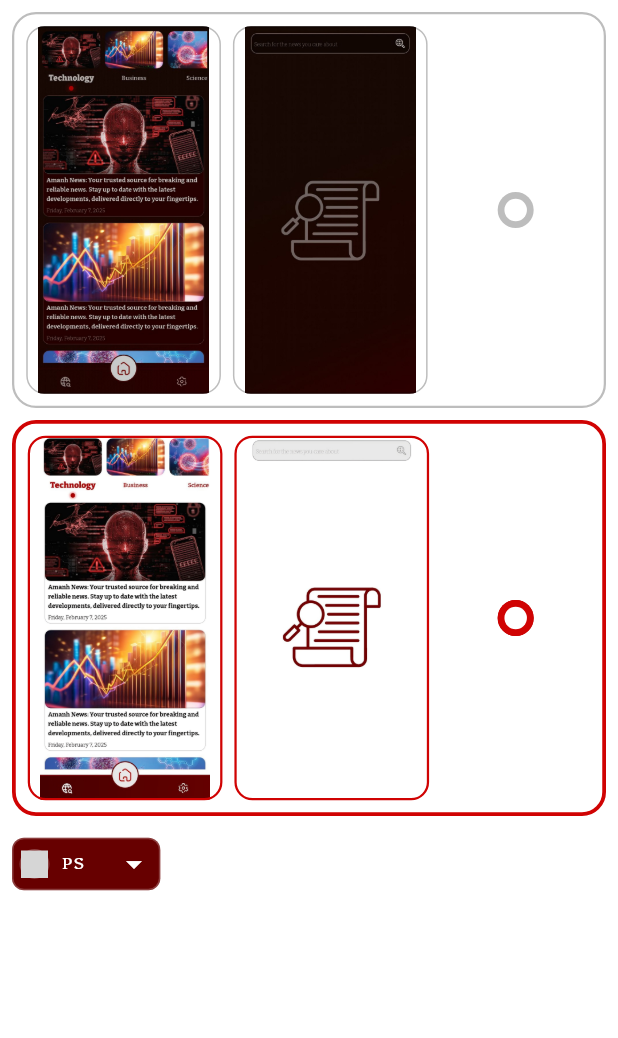
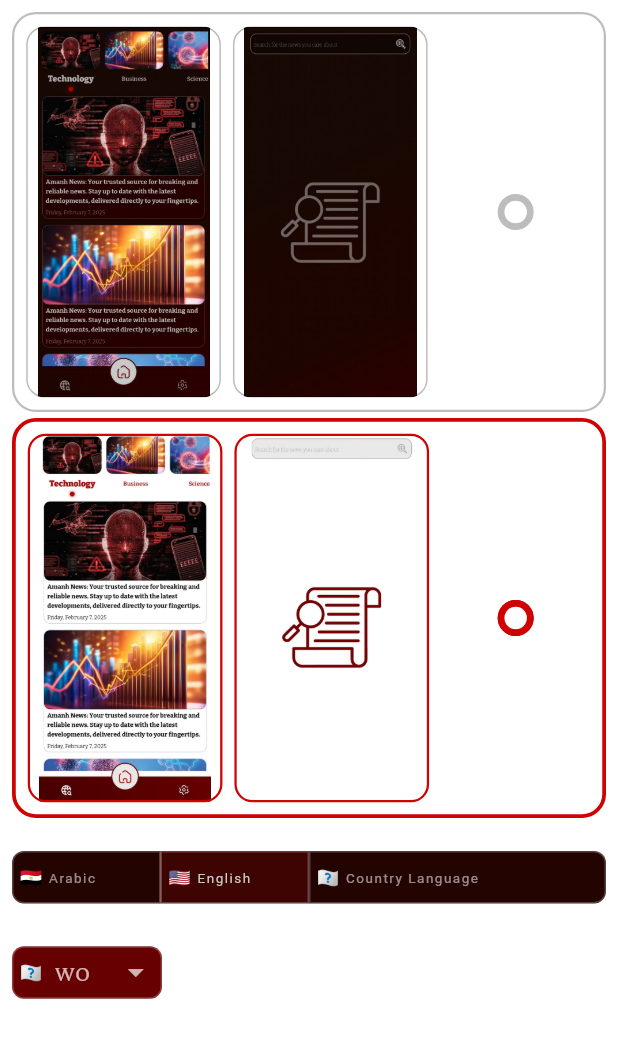
Before and after one commit to MAHDY-714/amanh_news_app, a Flutter app: the SettingsView screen opened by its route, on a phone screen of 412 x 824 dp. Shown: the top 1038 px of the screen. Run offline on Flutter 3.47's test engine with Material 3 defaults, Android fonts, the phone set to English and light mode, and no system bars; drawn by our look-alikes of avatar_glow; our stand-ins replace bloc, cached_network_image, conditional_builder_null_safety, dartz, dio, equatable and 4 more; missing offline and left inert: icon_broken; accounts and stored records are empty; network calls fail; Roboto replaces fonts that are missing (Platypi900); project files that could hold a hidden picture were left out; grey boxes are pictures that could not be loaded.

Commit message:
build (flag menu ui is done & language button) in settings screen

```diff
--- a/lib/Features/screens/presentation/views/settings/settings_body_view.dart
+++ b/lib/Features/screens/presentation/views/settings/settings_body_view.dart
@@ -1,8 +1,10 @@
 import 'package:amanh_news_app/Features/screens/presentation/manager/settings%20cubit/settings_cubit.dart';
+import 'package:amanh_news_app/Features/screens/presentation/views/settings/widget/item_chose_theme_view.dart';
+import 'package:amanh_news_app/Features/screens/presentation/views/settings/widget/news_language/news_language_row.dart';
 import 'package:amanh_news_app/Features/screens/presentation/views/settings/widget/pop_menu/pop_menu_button.dart';
-import 'package:amanh_news_app/Features/screens/presentation/views/settings/widget/item_chose_theme_view.dart';
+import 'package:amanh_news_app/core/styles/app_colors.dart';
+import 'package:amanh_news_app/core/styles/assets/assets_font_family.dart';
 import 'package:amanh_news_app/core/styles/assets/assets_images.dart';
-import 'package:amanh_news_app/core/styles/media_quire_and_spaces.dart';
 import 'package:amanh_news_app/core/utils/constance.dart';
 import 'package:amanh_news_app/core/widget/body_color.dart';
 import 'package:flutter/material.dart';
@@ -13,6 +15,7 @@ class SettingsBodyView extends StatelessWidget {
 
   @override
   Widget build(BuildContext context) {
+    const sizedBox = SizedBox(height: 4.0);
     var cubi = BlocProvider.of<SettingsCubit>(context);
     return BlocBuilder<SettingsCubit, SettingsState>(
       builder: (context, state) {
@@ -32,7 +35,7 @@ class SettingsBodyView extends StatelessWidget {
                       onTap: () => cubi.changeThemeApp(isMode: true),
                     ),
                   ),
-                  const SizedBox(height: 8.0),
+                  sizedBox,
                   Expanded(
                     child: ItemChoseThemeBuilder(
                       homeImage: AssetsImages.homeLight,
@@ -41,16 +44,35 @@ class SettingsBodyView extends StatelessWidget {
                       onTap: () => cubi.changeThemeApp(isMode: false),
                     ),
                   ),
-                  const SizedBox(height: 8.0),
-                  Expanded(
-                    child: Container(
-                      alignment: AlignmentDirectional.topStart,
-                      height: kHeight(context) * .25,
-                      child: const Column(
-                        children: [
-                          PopMenuButton(),
-                        ],
-                      ),
+                  sizedBox,
+                  const Expanded(
+                    child: Column(
+                      crossAxisAlignment: CrossAxisAlignment.start,
+                      children: [
+                        Text(
+                          'News Language',
+                          style: TextStyle(
+                            fontSize: 10.0,
+                            color: AppColor.white54,
+                            fontFamily: AssetsFontFamily.platypi400,
+                            letterSpacing: 1.0,
+                          ),
+                        ),
+                        sizedBox,
+                        const NewsLanguageRow(),
+                        sizedBox,
+                        Text(
+                          'News Country',
+                          style: TextStyle(
+                            fontSize: 10.0,
+                            color: AppColor.white54,
+                            fontFamily: AssetsFontFamily.platypi400,
+                            letterSpacing: 1.0,
+                          ),
+                        ),
+                        sizedBox,
+                        PopMenuButton(),
+                      ],
                     ),
                   ),
                 ],
--- /dev/null
+++ b/lib/Features/screens/presentation/views/settings/widget/country_flag_icon.dart
@@ -0,0 +1,23 @@
+import 'package:amanh_news_app/core/utils/constance.dart';
+import 'package:flutter/material.dart';
+
+class CountryFlagIcon extends StatelessWidget {
+  const CountryFlagIcon({
+    super.key,
+    required this.countryCode,
+    this.fontSize,
+  });
+
+  final String countryCode;
+  final double? fontSize;
+
+  @override
+  Widget build(BuildContext context) {
+    return Text(
+      '${kCountryFlag(countryFlagEmoji: countryCode.toUpperCase())}',
+      style: TextStyle(
+        fontSize: fontSize ?? 12.0,
+      ),
+    );
+  }
+}
--- /dev/null
+++ b/lib/Features/screens/presentation/views/settings/widget/news_language/news_language_button.dart
@@ -0,0 +1,85 @@
+import 'package:amanh_news_app/Features/screens/presentation/views/settings/widget/country_flag_icon.dart';
+import 'package:amanh_news_app/core/styles/app_colors.dart';
+import 'package:amanh_news_app/core/styles/assets/assets_font_family.dart';
+import 'package:flutter/material.dart';
+
+class NewsLanguageButton extends StatelessWidget {
+  const NewsLanguageButton({
+    super.key,
+    required this.heightBody,
+    this.countryCode,
+    this.topStartRadius,
+    this.bottomStartRadius,
+    this.topEndRadius,
+    this.bottomEndRadius,
+    this.countryLanguage,
+    this.color,
+    this.fontColor,
+  });
+
+  final double heightBody;
+  final double? topStartRadius;
+  final double? bottomStartRadius;
+  final double? topEndRadius;
+  final double? bottomEndRadius;
+  final String? countryCode;
+  final String? countryLanguage;
+  final Color? color;
+  final Color? fontColor;
+
+  @override
+  Widget build(BuildContext context) {
+    const space = SizedBox(width: 4.0);
+
+    const borderDirectional = const BorderDirectional(
+      top: BorderSide(
+        color: AppColor.white24,
+        width: 1.0,
+      ),
+      bottom: BorderSide(
+        color: AppColor.white24,
+        width: 1.0,
+      ),
+      start: BorderSide(
+        color: AppColor.white24,
+        width: 1.0,
+      ),
+      end: BorderSide(
+        color: AppColor.white24,
+        width: 1.0,
+      ),
+    );
+    var borderRadiusDirectional = BorderRadiusDirectional.only(
+      topStart: Radius.circular(topStartRadius ?? 8.0),
+      bottomStart: Radius.circular(bottomStartRadius ?? 8.0),
+      topEnd: Radius.circular(topEndRadius ?? 8.0),
+      bottomEnd: Radius.circular(bottomEndRadius ?? 8.0),
+    );
+    return Container(
+      height: heightBody,
+      padding: const EdgeInsets.symmetric(horizontal: 4.0),
+      alignment: Alignment.center,
+      decoration: BoxDecoration(
+        color: color ?? AppColor.redDeep7,
+        borderRadius: borderRadiusDirectional,
+        border: borderDirectional,
+      ),
+      child: Row(
+        children: [
+          CountryFlagIcon(countryCode: countryCode ?? 'WO'),
+          space,
+          Text(
+            countryLanguage ?? 'Country Language',
+            textAlign: TextAlign.center,
+            style: TextStyle(
+              fontSize: 9.0,
+              color: fontColor ?? AppColor.white54,
+              fontFamily: AssetsFontFamily.platypi900,
+              letterSpacing: 1.0,
+            ),
+          ),
+        ],
+      ),
+    );
+  }
+}
--- /dev/null
+++ b/lib/Features/screens/presentation/views/settings/widget/news_language/news_language_row.dart
@@ -0,0 +1,58 @@
+import 'package:amanh_news_app/Features/screens/presentation/views/settings/widget/news_language/news_language_button.dart';
+import 'package:amanh_news_app/core/styles/app_colors.dart';
+import 'package:amanh_news_app/core/styles/media_quire_and_spaces.dart';
+import 'package:flutter/material.dart';
+
+class NewsLanguageRow extends StatelessWidget {
+  const NewsLanguageRow({
+    super.key,
+  });
+
+  @override
+  Widget build(BuildContext context) {
+    const heightBody = 35.0;
+    return SizedBox(
+      height: heightBody,
+      width: kWidth(context),
+      child: const Row(
+        mainAxisAlignment: MainAxisAlignment.center,
+        children: [
+          Flexible(
+            flex: 1,
+            child: NewsLanguageButton(
+              heightBody: heightBody,
+              countryCode: 'EG',
+              countryLanguage: 'Arabic',
+              topEndRadius: 0.0,
+              bottomEndRadius: 0.0,
+            ),
+          ),
+          Flexible(
+            flex: 1,
+            child: NewsLanguageButton(
+              heightBody: heightBody,
+              countryCode: 'US',
+              countryLanguage: 'English',
+              color: AppColor.redDeep4,
+              fontColor: AppColor.white80,
+              topStartRadius: 0.0,
+              bottomStartRadius: 0.0,
+              topEndRadius: 0.0,
+              bottomEndRadius: 0.0,
+            ),
+          ),
+          Flexible(
+            fit: FlexFit.tight,
+            flex: 2,
+            child: NewsLanguageButton(
+              heightBody: heightBody,
+              countryCode: 'WO',
+              topStartRadius: 0.0,
+              bottomStartRadius: 0.0,
+            ),
+          ),
+        ],
+      ),
+    );
+  }
+}
--- a/lib/Features/screens/presentation/views/settings/widget/pop_menu/item_in_pop_menu_item_view.dart
+++ b/lib/Features/screens/presentation/views/settings/widget/pop_menu/item_in_pop_menu_item_view.dart
@@ -1,6 +1,6 @@
+import 'package:amanh_news_app/Features/screens/presentation/views/settings/widget/country_flag_icon.dart';
 import 'package:amanh_news_app/core/styles/app_colors.dart';
 import 'package:amanh_news_app/core/styles/assets/assets_font_family.dart';
-import 'package:country_flags/country_flags.dart';
 import 'package:flutter/material.dart';
 
 class ItemInPopMenuItemBuilder extends StatelessWidget {
@@ -15,10 +15,9 @@ class ItemInPopMenuItemBuilder extends StatelessWidget {
   final bool isActive;
   @override
   Widget build(BuildContext context) {
-    final colorFlag = isActive ? AppColor.white24 : AppColor.white24;
     const textStyle = const TextStyle(
-      fontSize: 11.0,
-      color: AppColor.white,
+      fontSize: 12.0,
+      color: AppColor.white70,
       fontFamily: AssetsFontFamily.platypi400,
       letterSpacing: 1.0,
     );
@@ -31,23 +30,7 @@ class ItemInPopMenuItemBuilder extends StatelessWidget {
         crossAxisAlignment: CrossAxisAlignment.start,
         mainAxisSize: MainAxisSize.min,
         children: [
-          Container(
-            width: itemSize,
-            height: itemSize,
-            decoration: BoxDecoration(
-              shape: BoxShape.circle,
-              border: Border.all(
-                color: colorFlag,
-                width: 1.0,
-              ),
-            ),
-            child: CountryFlag.fromCountryCode(
-              countryCode,
-              width: itemSize,
-              height: itemSize,
-              shape: const Circle(),
-            ),
-          ),
+          CountryFlagIcon(countryCode: countryCode),
           const SizedBox(width: 8.0),
           Text(
             countryCode.toUpperCase(),
--- a/lib/Features/screens/presentation/views/settings/widget/pop_menu/pop_menu_button.dart
+++ b/lib/Features/screens/presentation/views/settings/widget/pop_menu/pop_menu_button.dart
@@ -17,6 +17,12 @@ class PopMenuButton extends StatelessWidget {
     final color = kMode ? AppColor.redDeep7 : AppColor.redDeep2;
     return PopupMenuButton(
       // position: PopupMenuPosition.under,
+      popUpAnimationStyle: AnimationStyle(
+        duration: const Duration(milliseconds: 500),
+        curve: Curves.decelerate,
+        reverseDuration: const Duration(milliseconds: 500),
+        reverseCurve: Curves.decelerate,
+      ),
       color: color,
       shape: RoundedRectangleBorder(
         borderRadius: BorderRadius.circular(8.0),
@@ -24,12 +30,13 @@ class PopMenuButton extends StatelessWidget {
       ),
       offset: Offset(widthPosition, heightPosition),
       padding: const EdgeInsets.all(0.0),
+
       icon: const PopMenuItemBuilder(
-        index: 5,
+        index: 0,
       ),
       constraints: BoxConstraints(
-        maxHeight: kHeight(context) * .17,
-        maxWidth: kWidth(context) * .24,
+        maxHeight: kHeight(context) * .13,
+        maxWidth: 100.0,
       ),
       itemBuilder: (context) {
         return List.generate(
--- a/lib/Features/screens/presentation/views/settings/widget/pop_menu/pop_menu_item_view.dart
+++ b/lib/Features/screens/presentation/views/settings/widget/pop_menu/pop_menu_item_view.dart
@@ -1,6 +1,5 @@
 import 'package:amanh_news_app/Features/screens/presentation/views/settings/widget/pop_menu/item_in_pop_menu_item_view.dart';
 import 'package:amanh_news_app/core/styles/app_colors.dart';
-import 'package:amanh_news_app/core/styles/media_quire_and_spaces.dart';
 import 'package:amanh_news_app/core/utils/constance.dart';
 import 'package:flutter/material.dart';
 
@@ -13,9 +12,11 @@ class PopMenuItemBuilder extends StatelessWidget {
 
   @override
   Widget build(BuildContext context) {
+    const spacer = Spacer();
     return Container(
-      width: kWidth(context) * .24,
-      padding: const EdgeInsets.symmetric(horizontal: 4.0, vertical: 4.0),
+      height: 35.0,
+      width: 100.0,
+      padding: const EdgeInsets.symmetric(horizontal: 4.0),
       decoration: BoxDecoration(
         borderRadius: BorderRadius.circular(8.0),
         color: kMode ? AppColor.redDeep7 : AppColor.redDeep2,
@@ -32,11 +33,11 @@ class PopMenuItemBuilder extends StatelessWidget {
             countryCode: kCountriesCode[index],
             isActive: false,
           ),
-          const Spacer(),
+          spacer,
           const Icon(
             Icons.arrow_drop_down,
             size: 25.0,
-            color: Colors.white,
+            color: Colors.white70,
           ),
         ],
       ),
--- a/lib/core/utils/constance.dart
+++ b/lib/core/utils/constance.dart
@@ -21,6 +21,7 @@ const kNewsCategoriesName = [
 
 bool kMode = CacheHelper.getData(key: 'isMode') ?? false; // false by default
 const kCountriesCode = <String>[
+  'wo',
   'eg',
   'jo',
   'lb',
@@ -50,7 +51,19 @@ const kCountriesCode = <String>[
   'ua',
   'fi',
 ];
+String kCountryFlag({required String countryFlagEmoji}) {
+  int flagOffset = 0x1F1E6;
+  int asciiOffset = 0x41;
 
+  String country = countryFlagEmoji; // Example country code
+
+  int firstChar = country.codeUnitAt(0) - asciiOffset + flagOffset;
+  int secondChar = country.codeUnitAt(1) - asciiOffset + flagOffset;
+
+  String flag =
+      String.fromCharCode(firstChar) + String.fromCharCode(secondChar);
+  return flag;
+}
  /*
  'eg',
 'jo',
```
Also changed, not shown: 4 other files.
